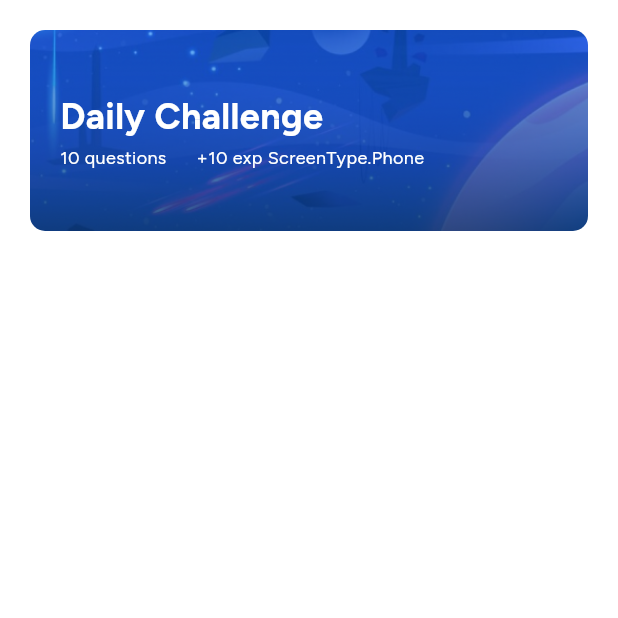
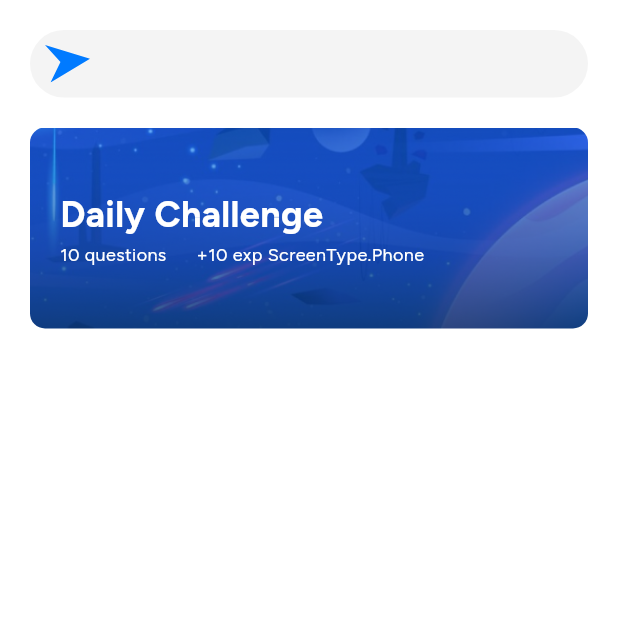
Before and after one commit to myedupal/edupals-flutter, a Flutter app: the screen it shows after launch, on a phone screen of 412 x 824 dp, the top half of it. Run offline on Flutter 3.47's test engine with Material 3 defaults, Android fonts, the phone set to English and light mode, and no system bars; our stand-ins replace dio, firebase_core, flutter_dotenv, flutter_secure_storage, flutter_svg, get and 3 more; missing offline and left inert: ua_client_hints; accounts and stored records are empty.

Commit message:
Create component

```diff
--- /dev/null
+++ b/lib/core/components/layout_top_bar.dart
@@ -0,0 +1,20 @@
+import 'package:edupals/core/components/image_asset_view.dart';
+import 'package:edupals/core/extensions/view_extensions.dart';
+import 'package:edupals/core/values/app_assets.dart';
+import 'package:edupals/core/values/app_colors.dart';
+import 'package:edupals/core/values/app_values.dart';
+import 'package:flutter/material.dart';
+
+class LayoutTopBar extends StatelessWidget {
+  const LayoutTopBar({super.key});
+
+  @override
+  Widget build(BuildContext context) {
+    return const Row(
+      children: [ImageAssetView(fileName: AppAssets.appIcon), Spacer()],
+    ).capsulise(
+        radius: 100,
+        color: AppColors.gray100,
+        padding: const EdgeInsets.all(AppValues.double10));
+  }
+}
--- a/lib/core/values/app_assets.dart
+++ b/lib/core/values/app_assets.dart
@@ -1,6 +1,9 @@
 abstract class AppAssets {
   static const _pngImagePath = 'assets/images/png/';
+  static const _svgImagePath = 'assets/images/svg/';
 
   static const authBg = "${_pngImagePath}auth-bg.png";
   static const dashboardChallengeBg = "${_pngImagePath}dashboard-challenge.png";
+
+  static const appIcon = "${_svgImagePath}app_logo.svg";
 }
--- a/lib/core/values/app_text_style.dart
+++ b/lib/core/values/app_text_style.dart
@@ -72,7 +72,9 @@ class MyTextStyle {
     fontSize: 10,
   );
 }
-
+// 10,12,16,18,24,36
+// 10,12,(14,16),18,20,22,24
+// xxs,xs,s,m,l,xl,xxl,xxxl
 // Extension to help add params in TextStyle
 extension TextStyleHelpers on TextStyle {
   TextStyle c(Color value) => copyWith(color: value);
--- a/lib/features/auth/login_view.dart
+++ b/lib/features/auth/login_view.dart
@@ -1,4 +1,4 @@
-import 'package:edupals/core/components/base_input.dart';
+import 'package:edupals/core/base/base_input.dart';
 import 'package:edupals/core/extensions/view_extensions.dart';
 import 'package:edupals/core/values/app_text_style.dart';
 import 'package:edupals/core/values/app_values.dart';
--- a/lib/features/dashboard/presentation/view/dashboard_view.dart
+++ b/lib/features/dashboard/presentation/view/dashboard_view.dart
@@ -1,3 +1,4 @@
+import 'package:edupals/core/components/layout_top_bar.dart';
 import 'package:edupals/core/values/app_assets.dart';
 import 'package:edupals/core/values/app_colors.dart';
 import 'package:edupals/core/values/app_text_style.dart';
@@ -11,7 +12,6 @@ class DashboardView extends GetResponsiveView<SplashController> {
   DashboardView({super.key}) : super(alwaysUseBuilder: false);
 
   Widget get _challengeBanner => Container(
-        margin: const EdgeInsets.all(AppValues.double20),
         padding: const EdgeInsets.all(AppValues.double20),
         decoration: const BoxDecoration(
             borderRadius: BorderRadius.all(Radius.circular(10)),
@@ -53,6 +53,14 @@ class DashboardView extends GetResponsiveView<SplashController> {
 
   @override
   Widget builder() => Column(
-        children: [_challengeBanner],
-      ).scaffoldWrapper();
+        children: [
+          const LayoutTopBar()
+              .padding(const EdgeInsets.only(bottom: AppValues.double20)),
+          _challengeBanner
+        ],
+      )
+          .padding(
+            const EdgeInsets.all(AppValues.double20),
+          )
+          .scaffoldWrapper();
 }
```
Also changed, not shown: lib/core/base/base_input.dart (renamed from lib/core/components/base_input.dart), 3 other files.
